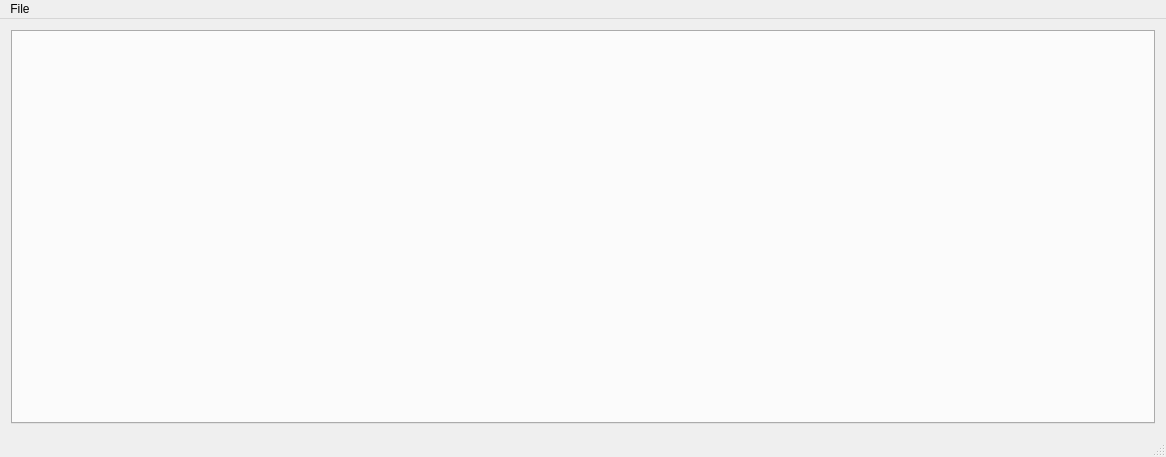
This is mainwindow.ui in krzysiek6d/sherlog as Qt 5 draws it before an edit. The edited form follows.
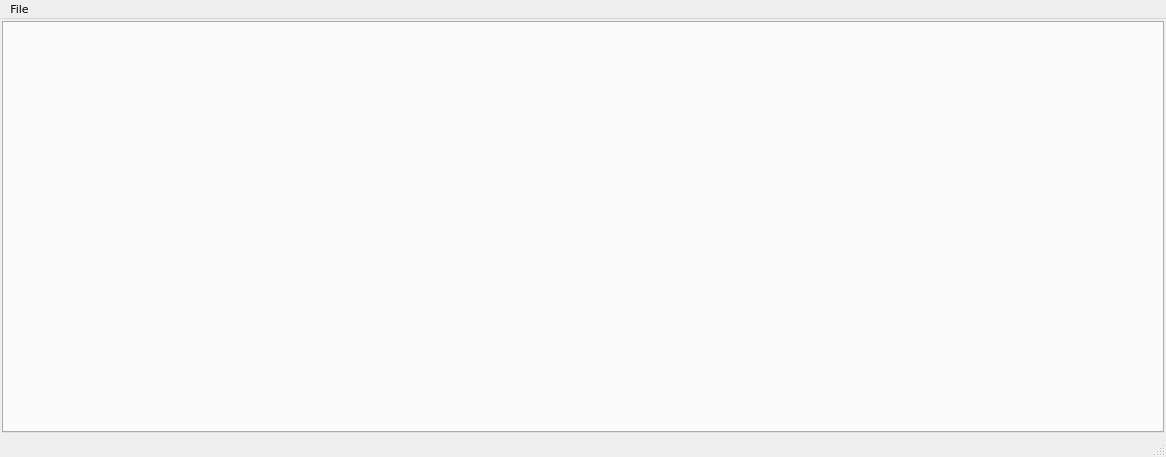
This is the edited form.

Commit message: fonts fix, search bar opens new tab

```diff
--- a/mainwindow.ui
+++ b/mainwindow.ui
@@ -10,6 +10,12 @@
     <height>457</height>
    </rect>
   </property>
+  <property name="font">
+   <font>
+    <family>DejaVu Sans</family>
+    <pointsize>8</pointsize>
+   </font>
+  </property>
   <property name="windowTitle">
    <string>MainWindow</string>
   </property>
@@ -21,6 +27,21 @@
     </sizepolicy>
    </property>
    <layout class="QVBoxLayout" name="verticalLayout">
+    <property name="spacing">
+     <number>2</number>
+    </property>
+    <property name="leftMargin">
+     <number>2</number>
+    </property>
+    <property name="topMargin">
+     <number>2</number>
+    </property>
+    <property name="rightMargin">
+     <number>2</number>
+    </property>
+    <property name="bottomMargin">
+     <number>2</number>
+    </property>
     <item>
      <widget class="QTabWidget" name="tabWidget">
       <property name="tabsClosable">
@@ -36,7 +57,7 @@
      <x>0</x>
      <y>0</y>
      <width>1166</width>
-     <height>22</height>
+     <height>19</height>
     </rect>
    </property>
    <widget class="QMenu" name="menuFile">
```
The commit also changes 13 other files.
